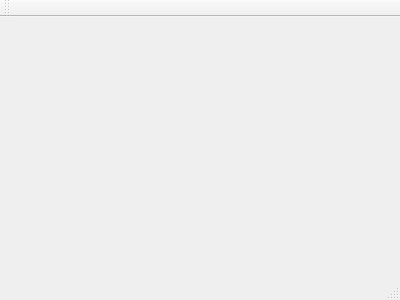
This is RaptorPaintServer/mainwindow.ui in nickrak/RaptorPaint as Qt 5 draws it before an edit. The edited form follows.
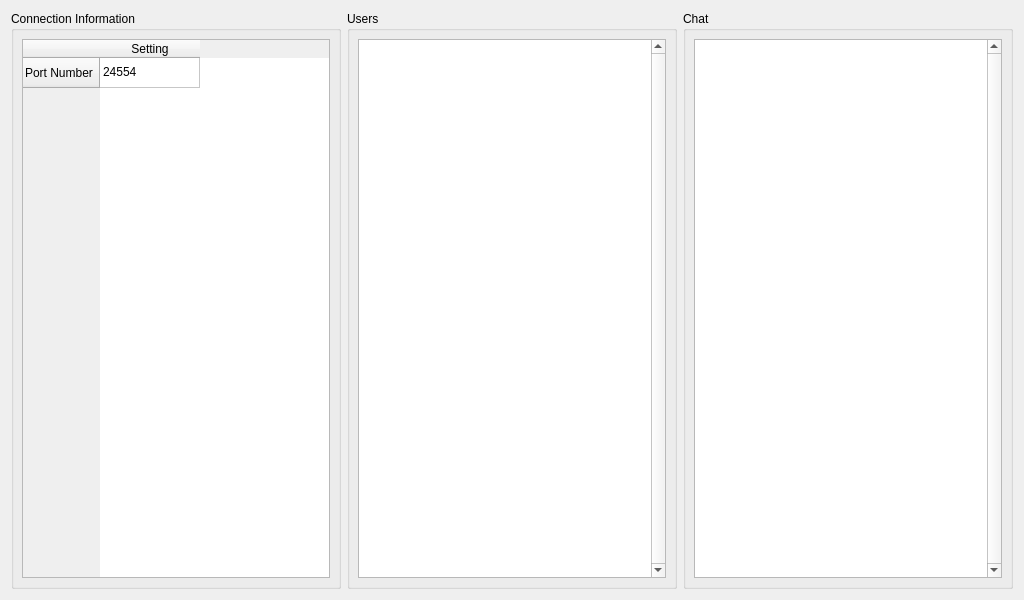
This is the edited form.

```diff
--- a/RaptorPaintServer/mainwindow.ui
+++ b/RaptorPaintServer/mainwindow.ui
@@ -1,24 +1,131 @@
 <ui version="4.0">
  <class>MainWindow</class>
- <widget class="QMainWindow" name="MainWindow" >
-  <property name="geometry" >
+ <widget class="QMainWindow" name="MainWindow">
+  <property name="geometry">
    <rect>
     <x>0</x>
     <y>0</y>
-    <width>400</width>
-    <height>300</height>
+    <width>1024</width>
+    <height>600</height>
    </rect>
   </property>
-  <property name="windowTitle" >
-   <string>MainWindow</string>
+  <property name="minimumSize">
+   <size>
+    <width>1024</width>
+    <height>600</height>
+   </size>
   </property>
-  <widget class="QMenuBar" name="menuBar" />
-  <widget class="QToolBar" name="mainToolBar" />
-  <widget class="QWidget" name="centralWidget" />
-  <widget class="QStatusBar" name="statusBar" />
+  <property name="maximumSize">
+   <size>
+    <width>1024</width>
+    <height>600</height>
+   </size>
+  </property>
+  <property name="windowTitle">
+   <string>RaptorPaint Server</string>
+  </property>
+  <widget class="QWidget" name="centralWidget">
+   <layout class="QHBoxLayout" name="horizontalLayout">
+    <item>
+     <widget class="QGroupBox" name="groupBox">
+      <property name="title">
+       <string>Connection Information</string>
+      </property>
+      <layout class="QHBoxLayout" name="horizontalLayout_3">
+       <property name="margin">
+        <number>8</number>
+       </property>
+       <item>
+        <widget class="QTableWidget" name="tableWidget_2">
+         <property name="editTriggers">
+          <set>QAbstractItemView::NoEditTriggers</set>
+         </property>
+         <row>
+          <property name="text">
+           <string>Port Number</string>
+          </property>
+         </row>
+         <column>
+          <property name="text">
+           <string>Setting</string>
+          </property>
+         </column>
+         <item row="0" column="0">
+          <property name="text">
+           <string>24554</string>
+          </property>
+         </item>
+        </widget>
+       </item>
+      </layout>
+     </widget>
+    </item>
+    <item>
+     <widget class="QGroupBox" name="groupBox_2">
+      <property name="title">
+       <string>Users</string>
+      </property>
+      <layout class="QHBoxLayout" name="horizontalLayout_2">
+       <property name="margin">
+        <number>8</number>
+       </property>
+       <item>
+        <widget class="QTableWidget" name="tableWidget">
+         <property name="verticalScrollBarPolicy">
+          <enum>Qt::ScrollBarAlwaysOn</enum>
+         </property>
+         <property name="dragDropOverwriteMode">
+          <bool>false</bool>
+         </property>
+         <property name="dragDropMode">
+          <enum>QAbstractItemView::NoDragDrop</enum>
+         </property>
+         <property name="selectionMode">
+          <enum>QAbstractItemView::NoSelection</enum>
+         </property>
+         <property name="rowCount">
+          <number>0</number>
+         </property>
+         <property name="columnCount">
+          <number>0</number>
+         </property>
+         <attribute name="horizontalHeaderVisible">
+          <bool>false</bool>
+         </attribute>
+         <attribute name="verticalHeaderVisible">
+          <bool>false</bool>
+         </attribute>
+        </widget>
+       </item>
+      </layout>
+     </widget>
+    </item>
+    <item>
+     <widget class="QGroupBox" name="groupBox_3">
+      <property name="title">
+       <string>Chat</string>
+      </property>
+      <layout class="QVBoxLayout" name="verticalLayout">
+       <property name="margin">
+        <number>8</number>
+       </property>
+       <item>
+        <widget class="QTextEdit" name="textEdit">
+         <property name="verticalScrollBarPolicy">
+          <enum>Qt::ScrollBarAlwaysOn</enum>
+         </property>
+         <property name="readOnly">
+          <bool>true</bool>
+         </property>
+        </widget>
+       </item>
+      </layout>
+     </widget>
+    </item>
+   </layout>
+  </widget>
  </widget>
- <layoutDefault spacing="6" margin="11" />
- <pixmapfunction></pixmapfunction>
+ <layoutdefault spacing="6" margin="11"/>
  <resources/>
  <connections/>
 </ui>
```
Left out of the diff: 1 changed line with no effect on the pictures.
